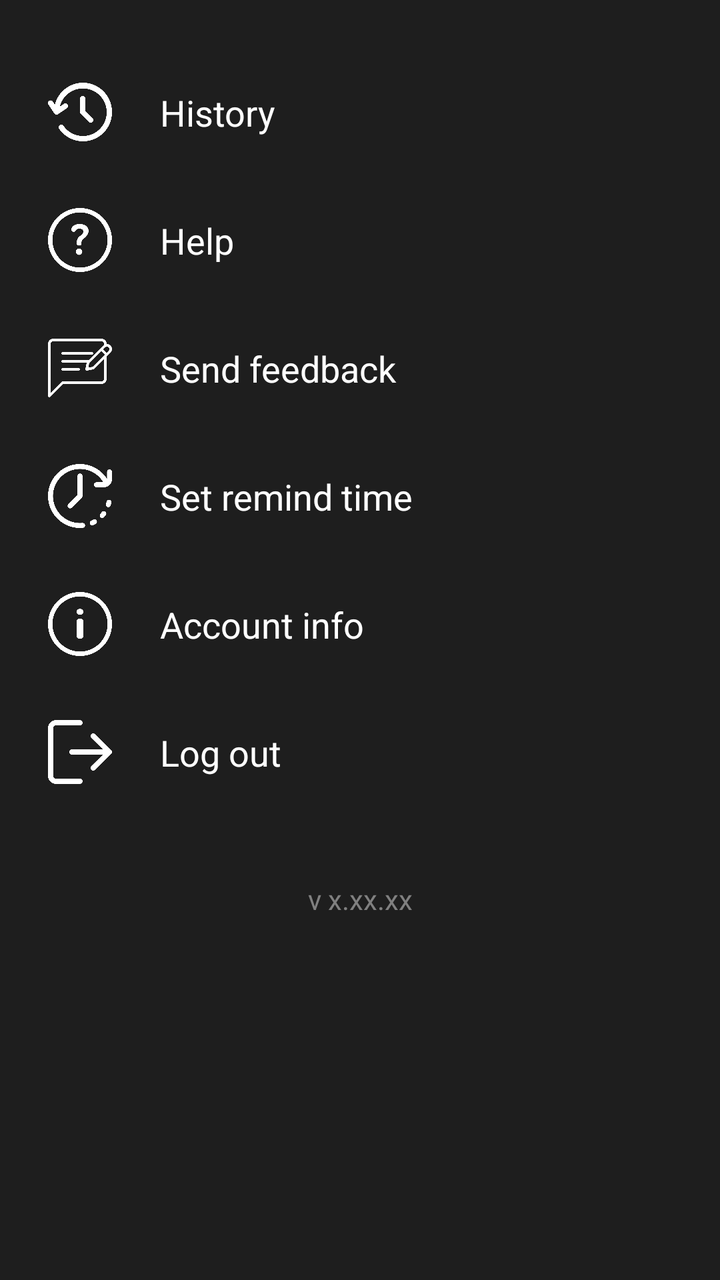
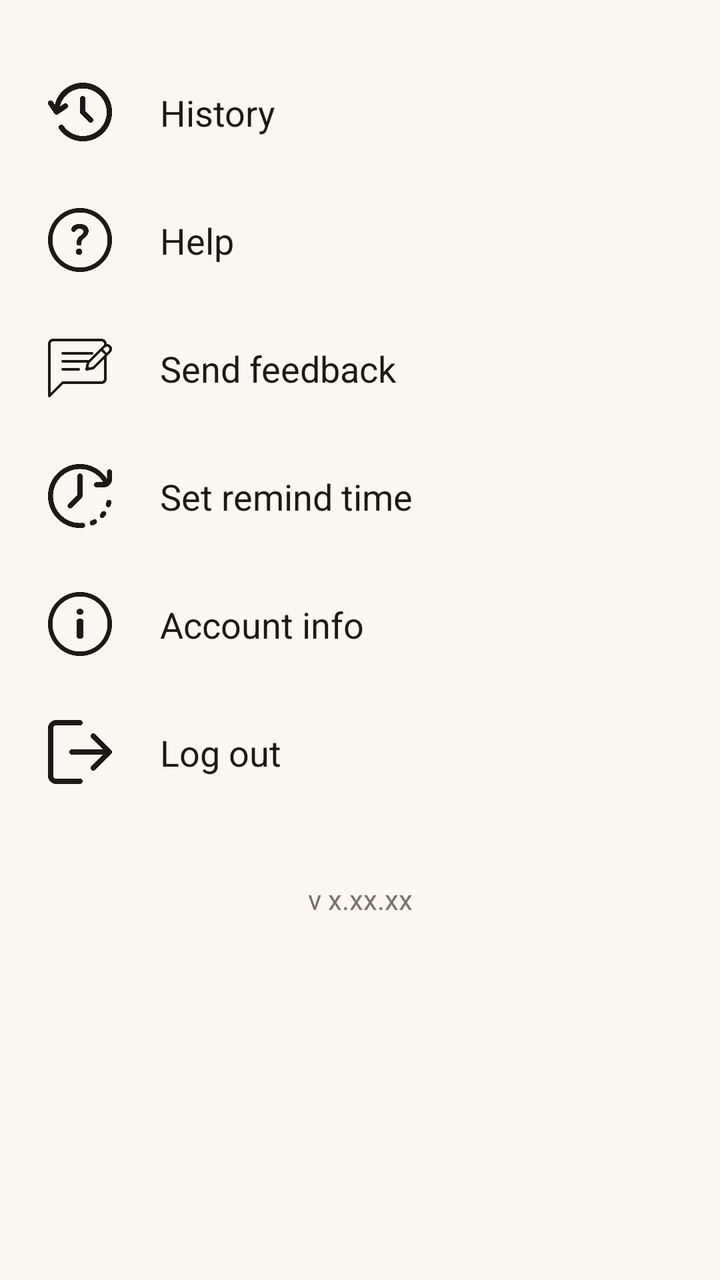

The first picture is an Android layout as it rendered before a commit; the second is the same layout after the commit. The layout source and the unified diff follow.
<!-- AndroidManifest.xml: application theme Theme.RecallLive -->
<!-- res/layout/fragment_patientsettings.xml -->
<?xml version="1.0" encoding="utf-8"?>
<androidx.constraintlayout.widget.ConstraintLayout xmlns:android="http://schemas.android.com/apk/res/android"
    xmlns:app="http://schemas.android.com/apk/res-auto"
    xmlns:tools="http://schemas.android.com/tools"
    android:layout_width="match_parent"
    android:layout_height="match_parent"
    android:background="#1E1E1E"
    tools:context=".PatientSettingsFragment">

    
    <ScrollView
        android:layout_width="match_parent"
        android:layout_height="match_parent">

        <androidx.constraintlayout.widget.ConstraintLayout
            android:layout_width="match_parent"
            android:layout_height="wrap_content"
            android:paddingTop="24dp"
            android:paddingBottom="24dp">

            
            <ImageView
                android:id="@+id/ivHistory"
                android:layout_width="32dp"
                android:layout_height="32dp"
                android:src="@drawable/ic_history"
                app:layout_constraintTop_toTopOf="parent"
                app:layout_constraintStart_toStartOf="parent"
                android:layout_marginStart="24dp"
                android:layout_marginTop="16dp"
                app:tint="#FFFFFF" />

            <TextView
                android:id="@+id/tvHistory"
                android:layout_width="0dp"
                android:layout_height="wrap_content"
                android:text="History"
                android:textSize="18sp"
                android:textColor="#FFFFFF"
                app:layout_constraintTop_toTopOf="@id/ivHistory"
                app:layout_constraintBottom_toBottomOf="@id/ivHistory"
                app:layout_constraintStart_toEndOf="@id/ivHistory"
                app:layout_constraintEnd_toEndOf="parent"
                android:layout_marginStart="24dp"
                android:layout_marginEnd="24dp" />

            
            <ImageView
                android:id="@+id/ivHelp"
                android:layout_width="32dp"
                android:layout_height="32dp"
                android:src="@drawable/ic_help"
                android:tint="#FFFFFF"
                app:layout_constraintTop_toBottomOf="@id/ivHistory"
                app:layout_constraintStart_toStartOf="parent"
                android:layout_marginStart="24dp"
                android:layout_marginTop="32dp" />

            <TextView
                android:id="@+id/tvHelp"
                android:layout_width="0dp"
                android:layout_height="wrap_content"
                android:text="Help"
                android:textSize="18sp"
                android:textColor="#FFFFFF"
                app:layout_constraintTop_toTopOf="@id/ivHelp"
                app:layout_constraintBottom_toBottomOf="@id/ivHelp"
                app:layout_constraintStart_toEndOf="@id/ivHelp"
                app:layout_constraintEnd_toEndOf="parent"
                android:layout_marginStart="24dp"
                android:layout_marginEnd="24dp" />

            
            <ImageView
                android:id="@+id/ivFeedback"
                android:layout_width="32dp"
                android:layout_height="32dp"
                android:src="@drawable/ic_feedback"
                app:layout_constraintTop_toBottomOf="@id/ivHelp"
                app:layout_constraintStart_toStartOf="parent"
                android:layout_marginStart="24dp"
                android:layout_marginTop="32dp"
                app:tint="#FFFFFF" />

            <TextView
                android:id="@+id/tvFeedback"
                android:layout_width="0dp"
                android:layout_height="wrap_content"
                android:text="Send feedback"
                android:textSize="18sp"
                android:textColor="#FFFFFF"
                app:layout_constraintTop_toTopOf="@id/ivFeedback"
                app:layout_constraintBottom_toBottomOf="@id/ivFeedback"
                app:layout_constraintStart_toEndOf="@id/ivFeedback"
                app:layout_constraintEnd_toEndOf="parent"
                android:layout_marginStart="24dp"
                android:layout_marginEnd="24dp" />

            
            <ImageView
                android:id="@+id/ivRemindTime"
                android:layout_width="32dp"
                android:layout_height="32dp"
                android:src="@drawable/ic_hourglass"
                app:layout_constraintTop_toBottomOf="@id/ivFeedback"
                app:layout_constraintStart_toStartOf="parent"
                android:layout_marginStart="24dp"
                android:layout_marginTop="32dp"
                app:tint="#FFFFFF" />

            <TextView
                android:id="@+id/tvRemindTime"
                android:layout_width="0dp"
                android:layout_height="wrap_content"
                android:text="Set remind time"
                android:textSize="18sp"
                android:textColor="#FFFFFF"
                app:layout_constraintTop_toTopOf="@id/ivRemindTime"
                app:layout_constraintBottom_toBottomOf="@id/ivRemindTime"
                app:layout_constraintStart_toEndOf="@id/ivRemindTime"
                app:layout_constraintEnd_toEndOf="parent"
                android:layout_marginStart="24dp"
                android:layout_marginEnd="24dp" />

            
            <ImageView
                android:id="@+id/ivAccountInfo"
                android:layout_width="32dp"
                android:layout_height="32dp"
                android:src="@drawable/ic_account"
                app:layout_constraintTop_toBottomOf="@id/ivRemindTime"
                app:layout_constraintStart_toStartOf="parent"
                android:layout_marginStart="24dp"
                android:layout_marginTop="32dp"
                app:tint="#FFFFFF" />

            <TextView
                android:id="@+id/tvAccountInfo"
                android:layout_width="0dp"
                android:layout_height="wrap_content"
                android:text="Account info"
                android:textSize="18sp"
                android:textColor="#FFFFFF"
                app:layout_constraintTop_toTopOf="@id/ivAccountInfo"
                app:layout_constraintBottom_toBottomOf="@id/ivAccountInfo"
                app:layout_constraintStart_toEndOf="@id/ivAccountInfo"
                app:layout_constraintEnd_toEndOf="parent"
                android:layout_marginStart="24dp"
                android:layout_marginEnd="24dp" />

            
            <ImageView
                android:id="@+id/ivLogout"
                android:layout_width="32dp"
                android:layout_height="32dp"
                android:src="@drawable/ic_logout"
                app:layout_constraintTop_toBottomOf="@id/ivAccountInfo"
                app:layout_constraintStart_toStartOf="parent"
                android:layout_marginStart="24dp"
                android:layout_marginTop="32dp"
                app:tint="#FFFFFF" />

            <TextView
                android:id="@+id/tvLogout"
                android:layout_width="0dp"
                android:layout_height="wrap_content"
                android:text="Log out"
                android:textSize="18sp"
                android:textColor="#FFFFFF"
                app:layout_constraintTop_toTopOf="@id/ivLogout"
                app:layout_constraintBottom_toBottomOf="@id/ivLogout"
                app:layout_constraintStart_toEndOf="@id/ivLogout"
                app:layout_constraintEnd_toEndOf="parent"
                android:layout_marginStart="24dp"
                android:layout_marginEnd="24dp" />

            
            <TextView
                android:id="@+id/tvVersion"
                android:layout_width="wrap_content"
                android:layout_height="wrap_content"
                android:text="v x.xx.xx"
                android:textSize="14sp"
                android:textColor="#808080"
                app:layout_constraintTop_toBottomOf="@id/ivLogout"
                app:layout_constraintStart_toStartOf="parent"
                app:layout_constraintEnd_toEndOf="parent"
                android:layout_marginTop="48dp" />

        </androidx.constraintlayout.widget.ConstraintLayout>
    </ScrollView>

</androidx.constraintlayout.widget.ConstraintLayout>
<!-- resources referenced by this layout -->
<resources>
  <!-- drawable ic_account: png bitmap (drawable, 15454 bytes) -->
  <!-- drawable ic_feedback: png bitmap (drawable, 8640 bytes) -->
  <!-- drawable ic_help: png bitmap (drawable, 17551 bytes) -->
  <!-- drawable ic_history: png bitmap (drawable, 15402 bytes) -->
  <!-- drawable ic_hourglass: png bitmap (drawable, 17691 bytes) -->
  <!-- drawable ic_logout: png bitmap (drawable, 10318 bytes) -->
  <style name="Theme.RecallLive" parent="Base.Theme.RecallLive" />
  <style name="Base.Theme.RecallLive" parent="Theme.Material3.DayNight.NoActionBar">
          
          
      </style>
</resources>

<!-- the commit's change to res/layout/fragment_patientsettings.xml (unified diff, before → after) -->
@@ -4,7 +4,7 @@
     xmlns:tools="http://schemas.android.com/tools"
     android:layout_width="match_parent"
     android:layout_height="match_parent"
-    android:background="#1E1E1E"
+    android:background="#FAF7F2"
     tools:context=".PatientSettingsFragment">
 
     
@@ -28,7 +28,7 @@
                 app:layout_constraintStart_toStartOf="parent"
                 android:layout_marginStart="24dp"
                 android:layout_marginTop="16dp"
-                app:tint="#FFFFFF" />
+                app:tint="#1C1917" />
 
             <TextView
                 android:id="@+id/tvHistory"
@@ -36,7 +36,7 @@
                 android:layout_height="wrap_content"
                 android:text="History"
                 android:textSize="18sp"
-                android:textColor="#FFFFFF"
+                android:textColor="#1C1917"
                 app:layout_constraintTop_toTopOf="@id/ivHistory"
                 app:layout_constraintBottom_toBottomOf="@id/ivHistory"
                 app:layout_constraintStart_toEndOf="@id/ivHistory"
@@ -50,7 +50,7 @@
                 android:layout_width="32dp"
                 android:layout_height="32dp"
                 android:src="@drawable/ic_help"
-                android:tint="#FFFFFF"
+                android:tint="#1C1917"
                 app:layout_constraintTop_toBottomOf="@id/ivHistory"
                 app:layout_constraintStart_toStartOf="parent"
                 android:layout_marginStart="24dp"
@@ -62,7 +62,7 @@
                 android:layout_height="wrap_content"
                 android:text="Help"
                 android:textSize="18sp"
-                android:textColor="#FFFFFF"
+                android:textColor="#1C1917"
                 app:layout_constraintTop_toTopOf="@id/ivHelp"
                 app:layout_constraintBottom_toBottomOf="@id/ivHelp"
                 app:layout_constraintStart_toEndOf="@id/ivHelp"
@@ -80,7 +80,7 @@
                 app:layout_constraintStart_toStartOf="parent"
                 android:layout_marginStart="24dp"
                 android:layout_marginTop="32dp"
-                app:tint="#FFFFFF" />
+                app:tint="#1C1917" />
 
             <TextView
                 android:id="@+id/tvFeedback"
@@ -88,7 +88,7 @@
                 android:layout_height="wrap_content"
                 android:text="Send feedback"
                 android:textSize="18sp"
-                android:textColor="#FFFFFF"
+                android:textColor="#1C1917"
                 app:layout_constraintTop_toTopOf="@id/ivFeedback"
                 app:layout_constraintBottom_toBottomOf="@id/ivFeedback"
                 app:layout_constraintStart_toEndOf="@id/ivFeedback"
@@ -106,7 +106,7 @@
                 app:layout_constraintStart_toStartOf="parent"
                 android:layout_marginStart="24dp"
                 android:layout_marginTop="32dp"
-                app:tint="#FFFFFF" />
+                app:tint="#1C1917" />
 
             <TextView
                 android:id="@+id/tvRemindTime"
@@ -114,7 +114,7 @@
                 android:layout_height="wrap_content"
                 android:text="Set remind time"
                 android:textSize="18sp"
-                android:textColor="#FFFFFF"
+                android:textColor="#1C1917"
                 app:layout_constraintTop_toTopOf="@id/ivRemindTime"
                 app:layout_constraintBottom_toBottomOf="@id/ivRemindTime"
                 app:layout_constraintStart_toEndOf="@id/ivRemindTime"
@@ -132,7 +132,7 @@
                 app:layout_constraintStart_toStartOf="parent"
                 android:layout_marginStart="24dp"
                 android:layout_marginTop="32dp"
-                app:tint="#FFFFFF" />
+                app:tint="#1C1917" />
 
             <TextView
                 android:id="@+id/tvAccountInfo"
@@ -140,7 +140,7 @@
                 android:layout_height="wrap_content"
                 android:text="Account info"
                 android:textSize="18sp"
-                android:textColor="#FFFFFF"
+                android:textColor="#1C1917"
                 app:layout_constraintTop_toTopOf="@id/ivAccountInfo"
                 app:layout_constraintBottom_toBottomOf="@id/ivAccountInfo"
                 app:layout_constraintStart_toEndOf="@id/ivAccountInfo"
@@ -158,7 +158,7 @@
                 app:layout_constraintStart_toStartOf="parent"
                 android:layout_marginStart="24dp"
                 android:layout_marginTop="32dp"
-                app:tint="#FFFFFF" />
+                app:tint="#1C1917" />
 
             <TextView
                 android:id="@+id/tvLogout"
@@ -166,7 +166,7 @@
                 android:layout_height="wrap_content"
                 android:text="Log out"
                 android:textSize="18sp"
-                android:textColor="#FFFFFF"
+                android:textColor="#1C1917"
                 app:layout_constraintTop_toTopOf="@id/ivLogout"
                 app:layout_constraintBottom_toBottomOf="@id/ivLogout"
                 app:layout_constraintStart_toEndOf="@id/ivLogout"
@@ -181,7 +181,7 @@
                 android:layout_height="wrap_content"
                 android:text="v x.xx.xx"
                 android:textSize="14sp"
-                android:textColor="#808080"
+                android:textColor="#78716C"
                 app:layout_constraintTop_toBottomOf="@id/ivLogout"
                 app:layout_constraintStart_toStartOf="parent"
                 app:layout_constraintEnd_toEndOf="parent"
